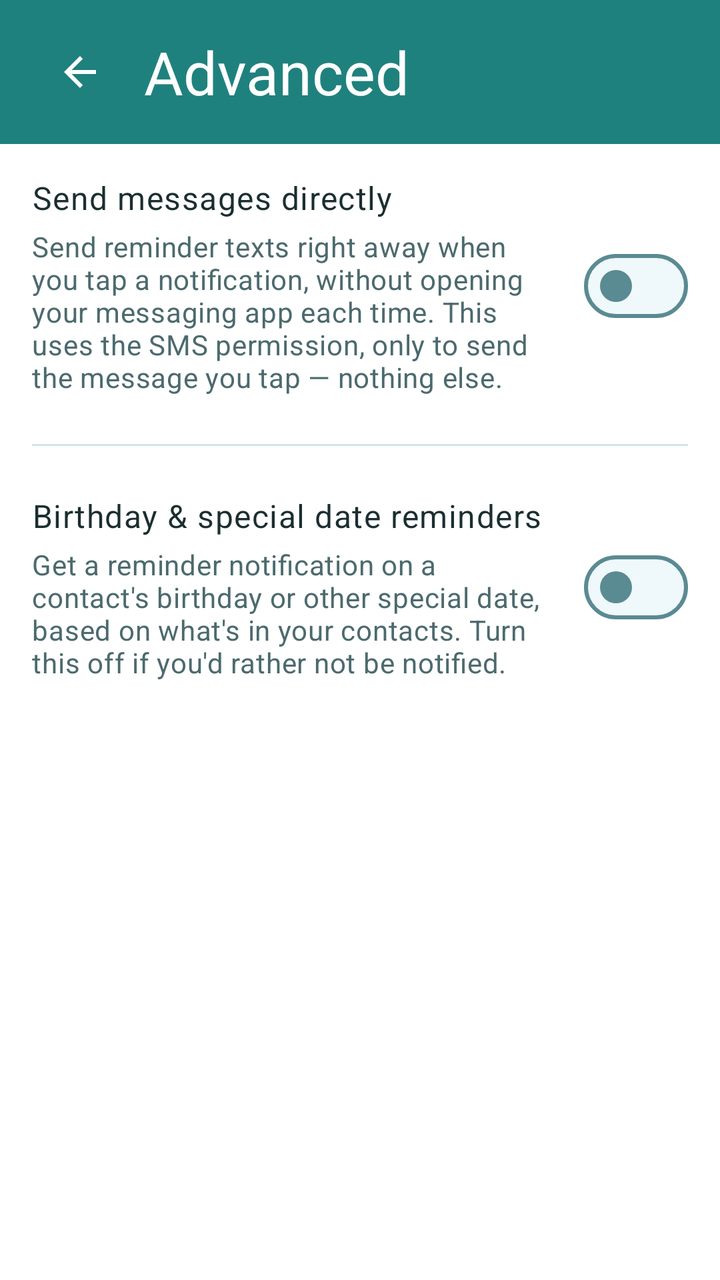
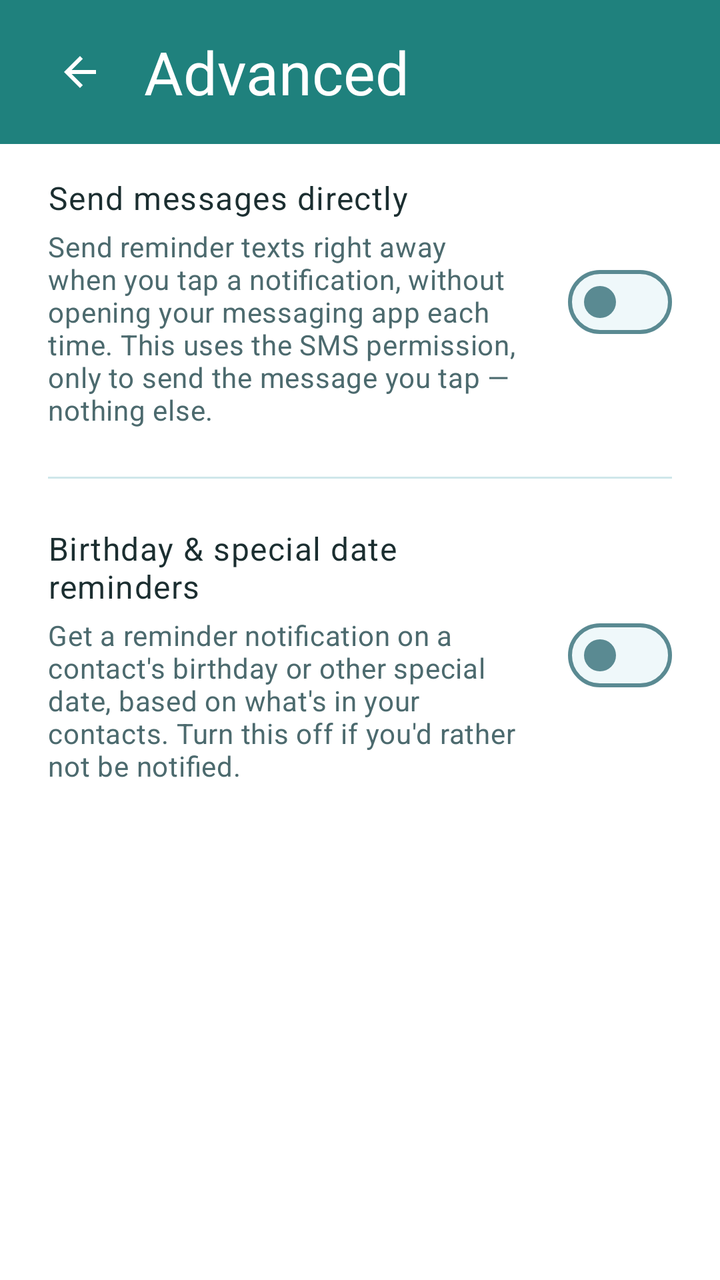

The first picture is an Android layout as it rendered before a commit; the second is the same layout after the commit. The layout source and the unified diff follow.
<!-- AndroidManifest.xml: application theme Theme.FriendMinder -->
<!-- res/layout/fragment_advanced_settings.xml -->
<?xml version="1.0" encoding="utf-8"?>
<LinearLayout xmlns:android="http://schemas.android.com/apk/res/android"
    xmlns:app="http://schemas.android.com/apk/res-auto"
    android:layout_width="match_parent"
    android:layout_height="match_parent"
    android:orientation="vertical">

    
    <LinearLayout
        android:id="@+id/headerContainer"
        android:layout_width="match_parent"
        android:layout_height="wrap_content"
        android:orientation="vertical"
        android:background="@color/fm_header">

        <View
            android:id="@+id/statusBarSpacer"
            android:layout_width="match_parent"
            android:layout_height="0dp" />

        <FrameLayout
            android:layout_width="match_parent"
            android:layout_height="@dimen/fm_home_header_height">

            <ImageButton
                android:id="@+id/backButton"
                android:layout_width="48dp"
                android:layout_height="48dp"
                android:layout_gravity="start|center_vertical"
                android:layout_marginStart="16dp"
                android:padding="12dp"
                android:background="?attr/selectableItemBackgroundBorderless"
                android:src="@drawable/ic_arrow_back"
                app:tint="@color/fm_on_primary"
                android:contentDescription="@string/content_desc_back" />

            <TextView
                android:id="@+id/headerTitle"
                android:layout_width="wrap_content"
                android:layout_height="wrap_content"
                android:layout_gravity="start|center_vertical"
                android:layout_marginStart="72dp"
                android:layout_marginEnd="@dimen/fm_space_6"
                android:text="@string/title_advanced_settings"
                android:textColor="@color/fm_on_primary"
                android:textSize="@dimen/fm_header_title_size"
                android:maxLines="1"
                android:ellipsize="end" />
        </FrameLayout>
    </LinearLayout>

    <ScrollView
        android:layout_width="match_parent"
        android:layout_height="0dp"
        android:layout_weight="1">

        <LinearLayout
            android:layout_width="match_parent"
            android:layout_height="wrap_content"
            android:orientation="vertical"
            android:padding="16dp">

            
            <LinearLayout
                android:layout_width="match_parent"
                android:layout_height="wrap_content"
                android:orientation="horizontal"
                android:gravity="center_vertical">

                <LinearLayout
                    android:layout_width="0dp"
                    android:layout_height="wrap_content"
                    android:layout_weight="1"
                    android:layout_marginEnd="@dimen/fm_space_4"
                    android:orientation="vertical">

                    <TextView
                        android:layout_width="match_parent"
                        android:layout_height="wrap_content"
                        android:text="@string/checkbox_direct_send"
                        android:textAppearance="?attr/textAppearanceBodyLarge" />

                    <TextView
                        android:layout_width="match_parent"
                        android:layout_height="wrap_content"
                        android:layout_marginTop="4dp"
                        android:text="@string/helper_direct_send_explanation"
                        android:textAppearance="?attr/textAppearanceBodyMedium"
                        android:textColor="?attr/colorOnSurfaceVariant" />
                </LinearLayout>

                <com.google.android.material.materialswitch.MaterialSwitch
                    android:id="@+id/directSendSwitch"
                    android:layout_width="wrap_content"
                    android:layout_height="wrap_content" />
            </LinearLayout>

            
            <TextView
                android:id="@+id/permissionDeniedHelper"
                android:layout_width="match_parent"
                android:layout_height="wrap_content"
                android:text="@string/label_direct_send_permission_denied"
                android:textAppearance="?attr/textAppearanceBodyMedium"
                android:textColor="?attr/colorOnSurfaceVariant"
                android:layout_marginTop="16dp"
                android:visibility="gone" />

            <View
                android:layout_width="match_parent"
                android:layout_height="1dp"
                android:layout_marginTop="24dp"
                android:layout_marginBottom="24dp"
                android:background="?attr/colorOutlineVariant" />

            <LinearLayout
                android:layout_width="match_parent"
                android:layout_height="wrap_content"
                android:orientation="horizontal"
                android:gravity="center_vertical">

                <LinearLayout
                    android:layout_width="0dp"
                    android:layout_height="wrap_content"
                    android:layout_weight="1"
                    android:layout_marginEnd="@dimen/fm_space_4"
                    android:orientation="vertical">

                    <TextView
                        android:layout_width="match_parent"
                        android:layout_height="wrap_content"
                        android:text="@string/checkbox_birthday_check"
                        android:textAppearance="?attr/textAppearanceBodyLarge" />

                    <TextView
                        android:layout_width="match_parent"
                        android:layout_height="wrap_content"
                        android:layout_marginTop="4dp"
                        android:text="@string/helper_birthday_check_explanation"
                        android:textAppearance="?attr/textAppearanceBodyMedium"
                        android:textColor="?attr/colorOnSurfaceVariant" />
                </LinearLayout>

                <com.google.android.material.materialswitch.MaterialSwitch
                    android:id="@+id/birthdayCheckSwitch"
                    android:layout_width="wrap_content"
                    android:layout_height="wrap_content" />
            </LinearLayout>

        </LinearLayout>
    </ScrollView>
</LinearLayout>
<!-- resources referenced by this layout -->
<resources>
  <color name="fm_header">#1F817D</color>
  <color name="fm_on_primary">#FFFFFF</color>
  <dimen name="fm_header_title_size">30sp</dimen>
  <dimen name="fm_home_header_height">72dp</dimen>
  <dimen name="fm_space_4">16dp</dimen>
  <dimen name="fm_space_6">24dp</dimen>
  <!-- drawable ic_arrow_back (drawable) -->
  <vector xmlns:android="http://schemas.android.com/apk/res/android"
      android:width="24dp"
      android:height="24dp"
      android:viewportWidth="24"
      android:viewportHeight="24"
      android:tint="?attr/colorOnSurface">
      <path
          android:fillColor="@android:color/white"
          android:pathData="M20,11H7.83l5.59,-5.59L12,4l-8,8 8,8 1.41,-1.41L7.83,13H20v-2z" />
  </vector>
  <string name="checkbox_birthday_check">Birthday &amp; special date reminders</string>
  <string name="checkbox_direct_send">Send messages directly</string>
  <string name="content_desc_back">Back</string>
  <string name="helper_birthday_check_explanation">Get a reminder notification on a contact\'s birthday or other special date, based on what\'s in your contacts. Turn this off if you\'d rather not be notified.</string>
  <string name="helper_direct_send_explanation">Send reminder texts right away when you tap a notification, without opening your messaging app each time. This uses the SMS permission, only to send the message you tap — nothing else.</string>
  <string name="label_direct_send_permission_denied">SMS permission isn\'t granted, so messages will open in your messaging app instead. To enable direct sending, turn this back on and allow the permission when asked.</string>
  <string name="title_advanced_settings">Advanced</string>
  <color name="fm_primary">#1F817D</color>
  <color name="fm_primary_container">#B0E8E6</color>
  <color name="fm_on_primary_container">#195556</color>
  <color name="fm_secondary">#5ABBEB</color>
  <color name="fm_on_secondary">#0A2E31</color>
  <color name="fm_secondary_container">#D6EBF8</color>
  <color name="fm_on_secondary_container">#0A2E31</color>
  <color name="fm_surface">#FFFFFF</color>
  <color name="fm_ink">#1B2E30</color>
  <color name="fm_surface_variant">#D3E9F4</color>
  <color name="fm_ink_dim">#4C6A6E</color>
  <color name="fm_outline">#5A8A92</color>
  <color name="fm_divider">#CFE7EA</color>
  <color name="fm_error">#B3261E</color>
  <color name="fm_error_container">#F9DEDC</color>
  <color name="fm_on_error_container">#410E0B</color>
  <color name="fm_surface_sunken">#EFF8FA</color>
  <style name="ThemeOverlay.FriendMinder.BottomSheetDialog" parent="ThemeOverlay.Material3.BottomSheetDialog">
          <item name="bottomSheetStyle">@style/Widget.FriendMinder.BottomSheet.Modal</item>
      </style>
  <style name="ThemeOverlay.FriendMinder.MaterialAlertDialog" parent="ThemeOverlay.Material3.MaterialAlertDialog">
          <item name="colorSurface">@color/fm_surface</item>
          <item name="colorSurfaceContainerHigh">@color/fm_surface</item>
          <item name="backgroundTint">@color/fm_surface</item>
      </style>
  <style name="Widget.FriendMinder.BottomSheet.Modal" parent="Widget.Material3.BottomSheet.Modal">
          <item name="backgroundTint">@color/fm_surface</item>
      </style>
  <!-- unchanged entries left out for length: 1 -->
</resources>

<!-- the commit's change to res/layout/fragment_advanced_settings.xml (unified diff, before → after) -->
@@ -58,7 +58,10 @@
             android:layout_width="match_parent"
             android:layout_height="wrap_content"
             android:orientation="vertical"
-            android:padding="16dp">
+            android:paddingStart="@dimen/fm_gutter"
+            android:paddingTop="16dp"
+            android:paddingEnd="@dimen/fm_gutter"
+            android:paddingBottom="16dp">
 
             
             <LinearLayout
<!-- resource entries referenced after the edit -->
@@ -2,6 +2,7 @@
 <resources>
   <color name="fm_header">#1F817D</color>
   <color name="fm_on_primary">#FFFFFF</color>
+  <dimen name="fm_gutter">24dp</dimen>
   <dimen name="fm_header_title_size">30sp</dimen>
   <dimen name="fm_home_header_height">72dp</dimen>
   <dimen name="fm_space_4">16dp</dimen>
